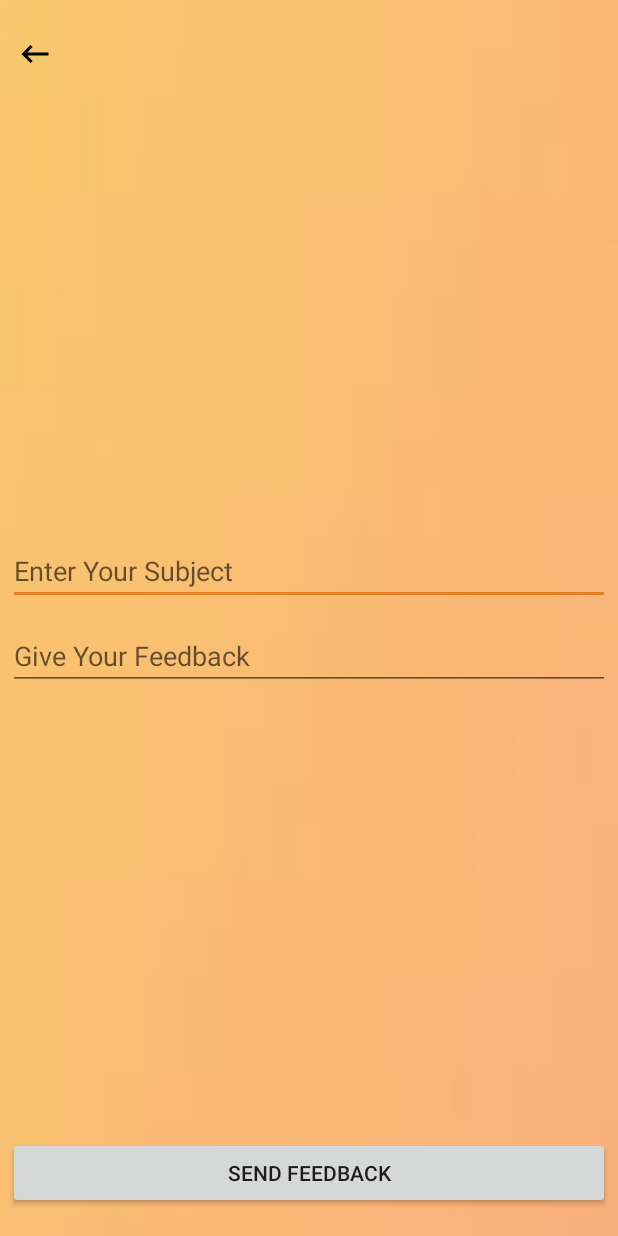
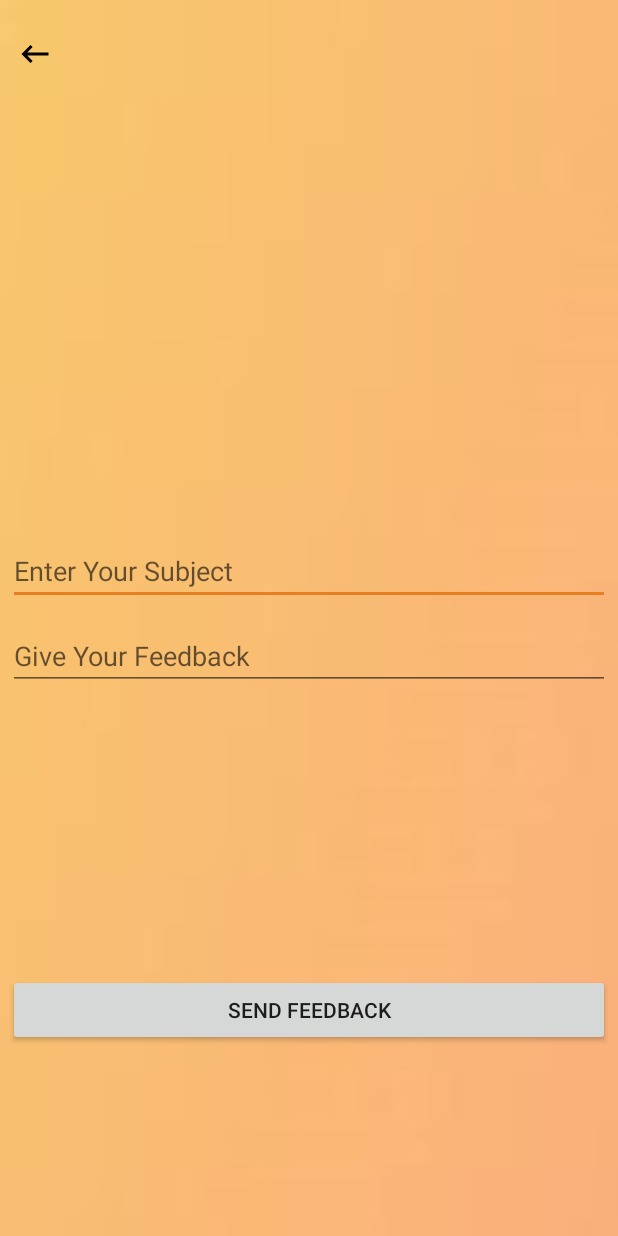
Before and after one commit to iSarcastic99/FirstLoveYourself, an Android app: the Feedback screen opened directly, with no data from a screen before it, on a phone screen of 412 x 824 dp. Run offline under Robolectric (Android 15) with nearby library versions, the phone set to English and light mode, and no system bars; libraries missing offline, so code that uses them is left out: com.firebase.client; 1 statement that could not run was skipped.

Commit message:
Feedback button designed

```diff
--- a/app/src/main/res/layout/activity_feedback.xml
+++ b/app/src/main/res/layout/activity_feedback.xml
@@ -57,6 +57,6 @@
         app:layout_constraintEnd_toEndOf="parent"
         app:layout_constraintStart_toStartOf="parent"
         app:layout_constraintTop_toTopOf="@id/feedback"
-        app:layout_constraintVertical_bias="0.95"/>
+        app:layout_constraintVertical_bias="0.65"/>
 
 </androidx.constraintlayout.widget.ConstraintLayout>
```
